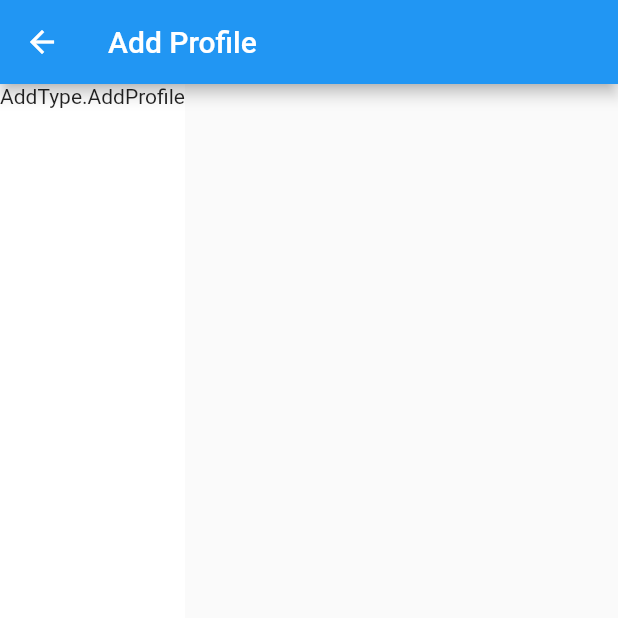
After one commit to jgilfn/hackathon, a Flutter app: the screen it shows after launch, after a tap on the "add" icon, on a phone screen of 412 x 824 dp, the top half of it. The commit adds this screen. Run offline on Flutter 3.47's test engine with Material 2 defaults, Android fonts, the phone set to English and light mode, and no system bars.

Commit message:
Added Add page
Add button now opens an Add page

```diff
--- /dev/null
+++ b/saoood/lib/add.dart
@@ -0,0 +1,37 @@
+import 'package:flutter/material.dart';
+
+enum AddType { AddProfile, AddPills, AddTimeline, AddMaps }
+
+class Add extends StatefulWidget {
+  AddType _type;
+
+  @override
+  Add(AddType newType) {
+    _type = newType;
+  }
+
+  @override
+  _AddState createState() => new _AddState();
+}
+
+class _AddState extends State<Add> {
+  String _title = "Add ";
+
+  @override
+  Widget build(BuildContext context) {
+
+    return new Scaffold(
+        appBar: new AppBar(
+          title: new Text("Add " + widget._type.toString().replaceFirst("AddType.Add", "")),
+        ),
+        body: new Container(
+            decoration: new BoxDecoration(color: Colors.white),
+            child: new Column(
+              children: <Widget>[
+                new Text(widget._type.toString()),
+              ],
+             )
+        )
+      );
+  }
+}
--- a/saoood/lib/main.dart
+++ b/saoood/lib/main.dart
@@ -4,6 +4,7 @@ import 'profile.dart';
 import 'maps.dart';
 import 'pills.dart';
 import 'timeline.dart';
+import 'add.dart';
 
 void main() => runApp(new MyApp());
 
@@ -89,17 +90,36 @@ class _MyHomePageState extends State<MyHomePage>
             this._page = newPage;
           });
         },
-        children: <Widget> [
+        children: <Widget>[
           new Profile(),
           new Timeline(),
           new Pills(),
-          new Maps(),
-        ]
-        ,
+          new Maps()
+        ],
       ),
       floatingActionButton: new FloatingActionButton(
-        onPressed: null,
-        tooltip: 'Add info',
+        onPressed: () {
+          AddType _currentType = AddType.AddProfile;
+          if (_page == 0)
+          {
+            _currentType = AddType.AddProfile;
+          }
+          else if (_page == 1)
+          {
+            _currentType = AddType.AddTimeline;
+          }
+          else if (_page == 2)
+          {
+            _currentType = AddType.AddPills;
+          }
+          else if (_page == 3)
+          {
+            _currentType = AddType.AddMaps;
+          }
+          Navigator.push(context,
+              MaterialPageRoute(builder: (context) => Add(_currentType)));
+        },
+        tooltip: 'Adicionar',
         child: new Icon(Icons.add),
       ),
     );
```
